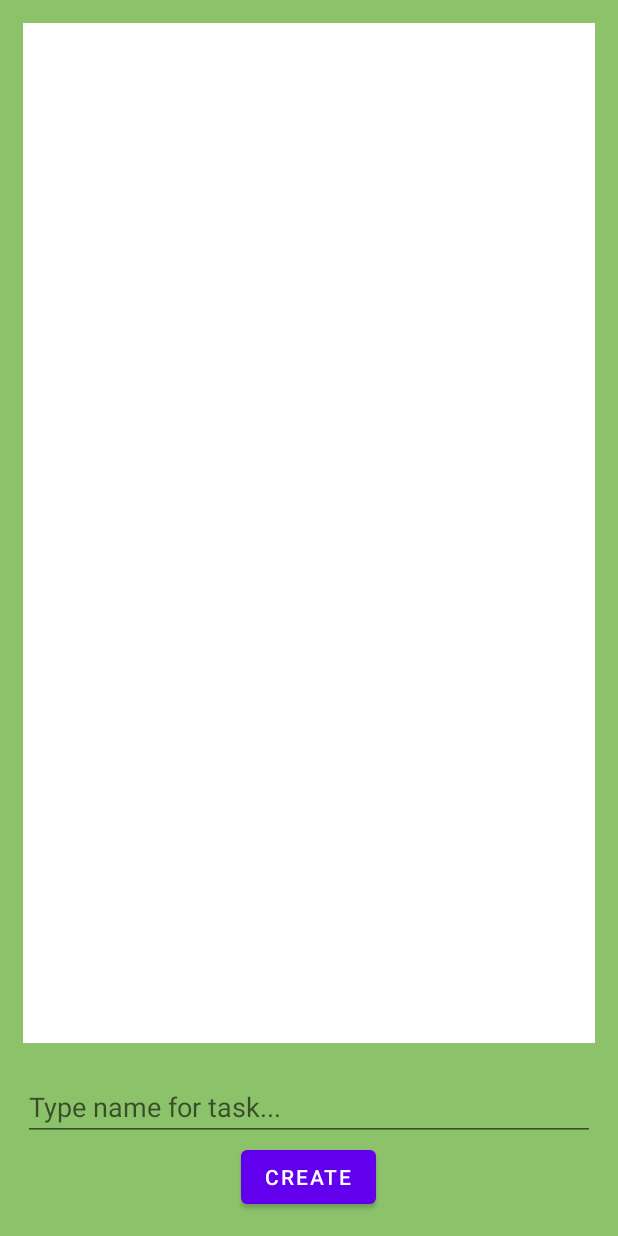
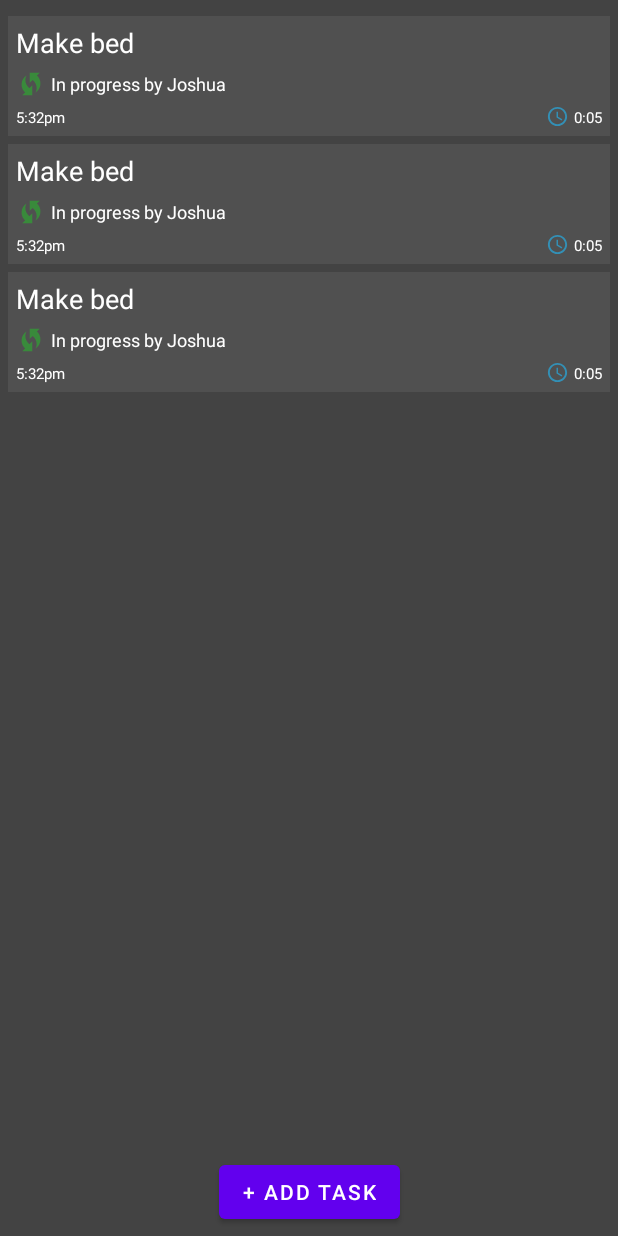
Before and after one commit to joshuajgomez/task-factory, an Android app: the layout layout_task.xml on its own in the app's theme, with its tools: preview values and no code run, on a phone screen of 412 x 824 dp. Run offline under Robolectric (Android 15) with nearby library versions, the phone set to English and light mode, and no system bars.

Commit message:
Add layout for tasks

```diff
--- /dev/null
+++ b/app/src/main/res/drawable-anydpi/ic_clock.xml
@@ -0,0 +1,14 @@
+<vector xmlns:android="http://schemas.android.com/apk/res/android"
+    android:width="24dp"
+    android:height="24dp"
+    android:viewportWidth="24"
+    android:viewportHeight="24"
+    android:tint="#2BA0D0"
+    android:alpha="0.8">
+  <path
+      android:fillColor="@android:color/white"
+      android:pathData="M11.99,2C6.47,2 2,6.48 2,12s4.47,10 9.99,10C17.52,22 22,17.52 22,12S17.52,2 11.99,2zM12,20c-4.42,0 -8,-3.58 -8,-8s3.58,-8 8,-8 8,3.58 8,8 -3.58,8 -8,8z"/>
+  <path
+      android:fillColor="@android:color/white"
+      android:pathData="M12.5,7H11v6l5.25,3.15 0.75,-1.23 -4.5,-2.67z"/>
+</vector>
--- /dev/null
+++ b/app/src/main/res/drawable-anydpi/ic_rotate.xml
@@ -0,0 +1,14 @@
+<vector xmlns:android="http://schemas.android.com/apk/res/android"
+    android:width="24dp"
+    android:height="24dp"
+    android:viewportWidth="24"
+    android:viewportHeight="24"
+    android:tint="#339936"
+    android:alpha="0.8">
+  <path
+      android:fillColor="@android:color/white"
+      android:pathData="M16.71,5.29L19,3h-8v8l2.3,-2.3c1.97,1.46 3.25,3.78 3.25,6.42c0,1.31 -0.32,2.54 -0.88,3.63c2.33,-1.52 3.88,-4.14 3.88,-7.13C19.55,9.1 18.44,6.85 16.71,5.29z"/>
+  <path
+      android:fillColor="@android:color/white"
+      android:pathData="M7.46,8.88c0,-1.31 0.32,-2.54 0.88,-3.63C6,6.77 4.46,9.39 4.46,12.38c0,2.52 1.1,4.77 2.84,6.33L5,21h8v-8l-2.3,2.3C8.74,13.84 7.46,11.52 7.46,8.88z"/>
+</vector>
--- a/app/src/main/res/layout/activity_dashboard.xml
+++ b/app/src/main/res/layout/activity_dashboard.xml
@@ -22,15 +22,10 @@
         app:layout_constraintTop_toTopOf="parent"
         app:layout_constraintVertical_weight="3">
 
-        <TextView
-            android:id="@+id/tv_tasks"
-            android:layout_width="wrap_content"
-            android:layout_height="wrap_content"
-            android:layout_marginStart="10dp"
-            android:layout_marginTop="10dp"
-            android:text="Tasks"
-            app:layout_constraintStart_toStartOf="parent"
-            app:layout_constraintTop_toTopOf="parent" />
+        <include
+            layout="@layout/layout_task"
+            tools:layout_editor_absoluteX="0dp"
+            tools:layout_editor_absoluteY="-109dp" />
 
     </androidx.constraintlayout.widget.ConstraintLayout>
 
--- /dev/null
+++ b/app/src/main/res/layout/layout_item_task.xml
@@ -0,0 +1,75 @@
+<?xml version="1.0" encoding="utf-8"?>
+<androidx.constraintlayout.widget.ConstraintLayout xmlns:android="http://schemas.android.com/apk/res/android"
+    xmlns:app="http://schemas.android.com/apk/res-auto"
+    android:layout_width="match_parent"
+    android:layout_height="wrap_content"
+    android:layout_marginTop="5dp"
+    android:background="@color/gray1"
+    android:padding="5dp">
+
+    <TextView
+        android:id="@+id/tv_task_name"
+        android:layout_width="wrap_content"
+        android:layout_height="wrap_content"
+        android:text="Make bed"
+        android:textColor="@color/white"
+        android:textSize="18sp"
+        app:layout_constraintStart_toStartOf="parent"
+        app:layout_constraintTop_toTopOf="parent" />
+
+    <LinearLayout
+        android:id="@+id/ll_progress_container"
+        android:layout_width="wrap_content"
+        android:layout_height="wrap_content"
+        android:layout_marginTop="5dp"
+        android:gravity="center"
+        android:orientation="horizontal"
+        android:visibility="visible"
+        app:layout_constraintStart_toStartOf="parent"
+        app:layout_constraintTop_toBottomOf="@+id/tv_task_name">
+
+        <ImageView
+            android:layout_width="20dp"
+            android:layout_height="20dp"
+            android:src="@drawable/ic_rotate" />
+
+        <TextView
+            android:layout_width="wrap_content"
+            android:layout_height="wrap_content"
+            android:layout_marginStart="3dp"
+            android:textSize="12sp"
+            android:text="In progress by Joshua"
+            android:textColor="@color/white" />
+
+    </LinearLayout>
+
+    <TextView
+        android:id="@+id/tv_time"
+        android:layout_width="wrap_content"
+        android:layout_height="wrap_content"
+        android:layout_marginTop="5dp"
+        android:textSize="10sp"
+        android:text="5:32pm"
+        android:textColor="@color/white"
+        app:layout_constraintStart_toStartOf="parent"
+        app:layout_constraintTop_toBottomOf="@+id/ll_progress_container" />
+
+    <ImageView
+        android:layout_width="15dp"
+        android:layout_height="15dp"
+        android:layout_marginEnd="3dp"
+        android:src="@drawable/ic_clock"
+        app:layout_constraintBottom_toBottomOf="@id/tv_duration"
+        app:layout_constraintEnd_toStartOf="@+id/tv_duration" />
+
+    <TextView
+        android:id="@+id/tv_duration"
+        android:layout_width="wrap_content"
+        android:layout_height="wrap_content"
+        android:textSize="10sp"
+        android:text="0:05"
+        android:textColor="@color/white"
+        app:layout_constraintBottom_toBottomOf="parent"
+        app:layout_constraintEnd_toEndOf="parent" />
+
+</androidx.constraintlayout.widget.ConstraintLayout>
--- a/app/src/main/res/layout/layout_task.xml
+++ b/app/src/main/res/layout/layout_task.xml
@@ -1,36 +1,30 @@
 <?xml version="1.0" encoding="utf-8"?>
-<LinearLayout xmlns:android="http://schemas.android.com/apk/res/android"
+<androidx.constraintlayout.widget.ConstraintLayout xmlns:android="http://schemas.android.com/apk/res/android"
+    xmlns:app="http://schemas.android.com/apk/res-auto"
     xmlns:tools="http://schemas.android.com/tools"
     android:layout_width="match_parent"
-    android:layout_weight="1"
     android:layout_height="match_parent"
-    android:background="@color/green"
-    android:orientation="vertical"
-    android:padding="15dp">
+    android:background="@color/gray"
+    android:padding="5dp">
 
     <androidx.recyclerview.widget.RecyclerView
         android:id="@+id/rv_task_list"
         android:layout_width="match_parent"
-        android:layout_height="match_parent"
-        android:layout_weight="1"
-        android:background="@color/white" />
+        android:layout_height="0dp"
+        app:layout_constraintBottom_toTopOf="@+id/btn_add_task"
+        app:layout_constraintStart_toStartOf="parent"
+        app:layout_constraintTop_toTopOf="parent"
+        tools:listitem="@layout/layout_item_task" />
 
-    <LinearLayout
-        android:layout_width="match_parent"
+    <Button
+        android:id="@+id/btn_add_task"
+        android:layout_width="wrap_content"
         android:layout_height="wrap_content"
-        android:layout_marginTop="20dp"
-        android:gravity="center"
-        android:orientation="vertical">
+        android:layout_marginTop="10dp"
+        android:text="+ Add task"
+        app:layout_constraintBottom_toBottomOf="parent"
+        app:layout_constraintEnd_toEndOf="parent"
+        app:layout_constraintStart_toStartOf="parent"
+        app:layout_constraintTop_toBottomOf="@id/rv_task_list" />
 
-        <EditText
-            android:layout_width="match_parent"
-            android:layout_height="wrap_content"
-            android:hint="Type name for task..." />
-
-        <Button
-            android:layout_width="wrap_content"
-            android:layout_height="wrap_content"
-            android:text="CREATE" />
-
-    </LinearLayout>
-</LinearLayout>
+</androidx.constraintlayout.widget.ConstraintLayout>
--- a/app/src/main/res/values/colors.xml
+++ b/app/src/main/res/values/colors.xml
@@ -11,4 +11,6 @@
     <color name="blue">#69C0DC</color>
     <color name="purple">#8E52C3</color>
     <color name="red">#DC6464</color>
+    <color name="gray">#434343</color>
+    <color name="gray1">#505050</color>
 </resources>
```
Also changed, not shown: app/src/main/res/drawable-hdpi/ic_clock.png (added), app/src/main/res/drawable-hdpi/ic_rotate.png (added), app/src/main/res/drawable-mdpi/ic_clock.png (added), app/src/main/res/drawable-mdpi/ic_rotate.png (added), app/src/main/res/drawable-xhdpi/ic_clock.png (added), app/src/main/res/drawable-xhdpi/ic_rotate.png (added), app/src/main/res/drawable-xxhdpi/ic_clock.png (added), app/src/main/res/drawable-xxhdpi/ic_rotate.png (added).
